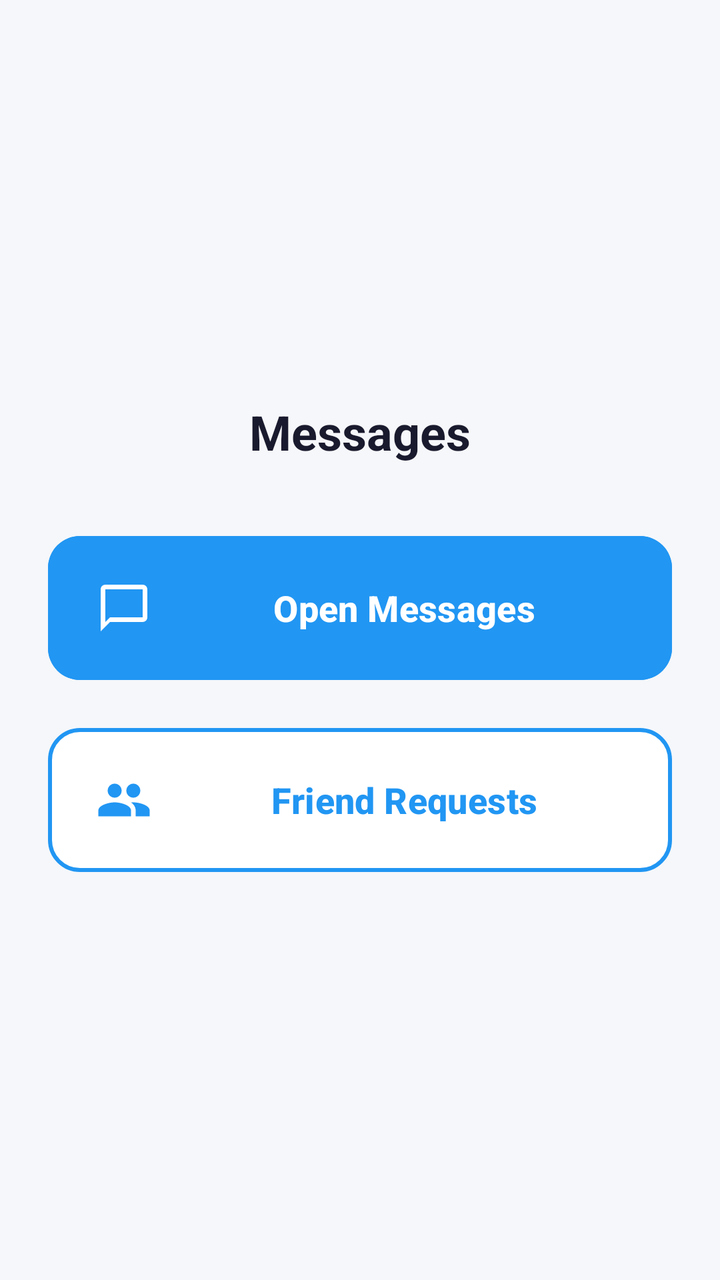
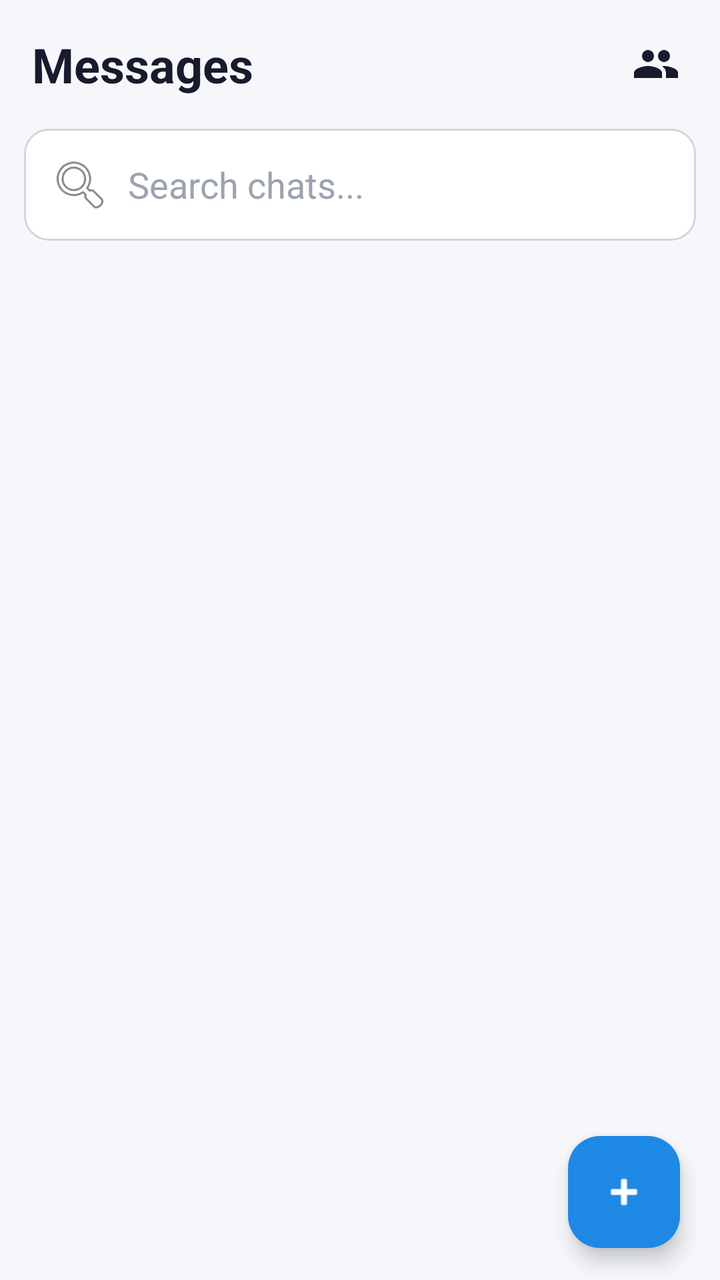

Compare the two renders of this Android layout. The source of the first and the diff that turns it into the second are given below.
<!-- AndroidManifest.xml: application theme Theme.MainProj -->
<!-- res/layout/fragment_messages.xml -->
<?xml version="1.0" encoding="utf-8"?>
<LinearLayout xmlns:android="http://schemas.android.com/apk/res/android"
    xmlns:app="http://schemas.android.com/apk/res-auto"
    android:layout_width="match_parent"
    android:layout_height="match_parent"
    android:orientation="vertical"
    android:background="@color/colorBackground"
    android:padding="24dp"
    android:gravity="center">

    <TextView
        android:layout_width="wrap_content"
        android:layout_height="wrap_content"
        android:text="Messages"
        android:textSize="24sp"
        android:textStyle="bold"
        android:textColor="@color/colorTextPrimary"
        android:layout_marginBottom="32dp"/>

    <com.google.android.material.button.MaterialButton
        android:id="@+id/btnOpenMessages"
        android:layout_width="match_parent"
        android:layout_height="80dp"
        android:text="Open Messages"
        android:textColor="#FFFFFF"
        android:textSize="18sp"
        android:textStyle="bold"
        android:backgroundTint="#2196F3"
        app:icon="@drawable/ic_message"
        app:iconTint="#FFFFFF"
        app:iconGravity="start"
        app:iconPadding="16dp"
        app:iconSize="28dp"
        app:cornerRadius="16dp" />

    <com.google.android.material.button.MaterialButton
        android:id="@+id/btnFriendRequests"
        android:layout_width="match_parent"
        android:layout_height="80dp"
        android:layout_marginTop="16dp"
        android:text="Friend Requests"
        android:textColor="#2196F3"
        android:textSize="18sp"
        android:textStyle="bold"
        android:backgroundTint="#FFFFFF"
        app:icon="@drawable/ic_friend_request"
        app:iconTint="#2196F3"
        app:iconGravity="start"
        app:iconPadding="16dp"
        app:iconSize="28dp"
        app:cornerRadius="16dp"
        app:strokeColor="#2196F3"
        app:strokeWidth="2dp" />

</LinearLayout>
<!-- resources referenced by this layout -->
<resources>
  <color name="colorBackground">#F5F7FA</color>
  <color name="colorTextPrimary">#1A1A2E</color>
  <!-- drawable ic_friend_request (drawable) -->
  <vector xmlns:android="http://schemas.android.com/apk/res/android"
      android:width="24dp"
      android:height="24dp"
      android:viewportWidth="24"
      android:viewportHeight="24"
      android:tint="?attr/colorControlNormal">
      <path
          android:fillColor="@android:color/white"
          android:pathData="M16,11c1.66,0 2.99,-1.34 2.99,-3S17.66,5 16,5c-1.66,0 -3,1.34 -3,3s1.34,3 3,3zM8,11c1.66,0 2.99,-1.34 2.99,-3S9.66,5 8,5C6.34,5 5,6.34 5,8s1.34,3 3,3zM8,13c-2.33,0 -7,1.17 -7,3.5L1,19h14v-2.5c0,-2.33 -4.67,-3.5 -7,-3.5zM16,13c-0.29,0 -0.62,0.02 -0.97,0.05 1.16,0.84 1.97,1.97 1.97,3.45L17,19h6v-2.5c0,-2.33 -4.67,-3.5 -7,-3.5z"/>
  </vector>
  <!-- drawable ic_message (drawable) -->
  <vector xmlns:android="http://schemas.android.com/apk/res/android"
      android:width="24dp"
      android:height="24dp"
      android:viewportWidth="24"
      android:viewportHeight="24">
      <path
          android:fillColor="#000000"
          android:pathData="M20,2H4C2.9,2 2.01,2.9 2.01,4L2,22l4,-4h14c1.1,0 2,-0.9 2,-2V4C22,2.9 21.1,2 20,2zM20,16H6l-2,2V4h16V16z"/>
  </vector>
  <style name="Theme.MainProj" parent="Theme.Material3.DayNight.NoActionBar">
              <item name="inputStrokeColor">@color/input_stroke_color_light</item>
              <item name="buttonPrimary">@color/button_primary_light</item>
              <item name="textSecondary">@color/text_secondary_light</item>
  
              <item name="buttonGoogleBg">@color/button_google_bg_light</item>
              <item name="buttonGoogleText">@color/button_google_text_light</item>
              <item name="buttonGoogleStroke">@color/button_google_stroke_light</item>
          </style>
  <color name="input_stroke_color_light">#667eea</color>
  <color name="button_primary_light">#667eea</color>
  <color name="text_secondary_light">#666666</color>
  <color name="button_google_bg_light">#FFFFFF</color>
  <color name="button_google_text_light">#333333</color>
  <color name="button_google_stroke_light">#e0e0e0</color>
</resources>

<!-- the commit's change to res/layout/fragment_messages.xml (unified diff, before → after) -->
@@ -1,55 +1,74 @@
 <?xml version="1.0" encoding="utf-8"?>
-<LinearLayout xmlns:android="http://schemas.android.com/apk/res/android"
+<androidx.constraintlayout.widget.ConstraintLayout xmlns:android="http://schemas.android.com/apk/res/android"
     xmlns:app="http://schemas.android.com/apk/res-auto"
     android:layout_width="match_parent"
     android:layout_height="match_parent"
-    android:orientation="vertical"
-    android:background="@color/colorBackground"
-    android:padding="24dp"
-    android:gravity="center">
+    android:background="@color/colorBackground">
 
     <TextView
-        android:layout_width="wrap_content"
+        android:id="@+id/tvTitle"
+        android:layout_width="0dp"
         android:layout_height="wrap_content"
         android:text="Messages"
         android:textSize="24sp"
         android:textStyle="bold"
         android:textColor="@color/colorTextPrimary"
-        android:layout_marginBottom="32dp"/>
+        android:padding="16dp"
+        app:layout_constraintTop_toTopOf="parent"
+        app:layout_constraintStart_toStartOf="parent"
+        app:layout_constraintEnd_toStartOf="@id/btnFriendRequests"/>
 
-    <com.google.android.material.button.MaterialButton
-        android:id="@+id/btnOpenMessages"
-        android:layout_width="match_parent"
-        android:layout_height="80dp"
-        android:text="Open Messages"
-        android:textColor="#FFFFFF"
-        android:textSize="18sp"
-        android:textStyle="bold"
-        android:backgroundTint="#2196F3"
-        app:icon="@drawable/ic_message"
-        app:iconTint="#FFFFFF"
-        app:iconGravity="start"
-        app:iconPadding="16dp"
-        app:iconSize="28dp"
-        app:cornerRadius="16dp" />
+    <ImageButton
+        android:id="@+id/btnFriendRequests"
+        android:layout_width="48dp"
+        android:layout_height="48dp"
+        android:background="?attr/selectableItemBackgroundBorderless"
+        android:src="@drawable/ic_friend_request"
+        android:contentDescription="Friend Requests"
+        app:tint="@color/colorTextPrimary"
+        app:layout_constraintTop_toTopOf="parent"
+        app:layout_constraintEnd_toEndOf="parent"
+        android:layout_marginEnd="8dp"
+        android:layout_marginTop="8dp"/>
 
-    <com.google.android.material.button.MaterialButton
-        android:id="@+id/btnFriendRequests"
-        android:layout_width="match_parent"
-        android:layout_height="80dp"
-        android:layout_marginTop="16dp"
-        android:text="Friend Requests"
-        android:textColor="#2196F3"
-        android:textSize="18sp"
-        android:textStyle="bold"
-        android:backgroundTint="#FFFFFF"
-        app:icon="@drawable/ic_friend_request"
-        app:iconTint="#2196F3"
-        app:iconGravity="start"
-        app:iconPadding="16dp"
-        app:iconSize="28dp"
-        app:cornerRadius="16dp"
-        app:strokeColor="#2196F3"
-        app:strokeWidth="2dp" />
+    <EditText
+        android:id="@+id/searchChats"
+        android:layout_width="0dp"
+        android:layout_height="wrap_content"
+        android:hint="Search chats..."
+        android:textColor="@color/colorTextPrimary"
+        android:textColorHint="@color/colorTextHint"
+        android:background="@drawable/bg_search_bar"
+        android:drawableStart="@android:drawable/ic_menu_search"
+        android:drawablePadding="8dp"
+        android:padding="12dp"
+        app:layout_constraintTop_toBottomOf="@id/tvTitle"
+        app:layout_constraintStart_toStartOf="parent"
+        app:layout_constraintEnd_toEndOf="parent"
+        android:layout_marginStart="12dp"
+        android:layout_marginEnd="12dp"/>
 
-</LinearLayout>
+    <androidx.recyclerview.widget.RecyclerView
+        android:id="@+id/chatRecyclerView"
+        android:layout_width="0dp"
+        android:layout_height="0dp"
+        android:paddingBottom="80dp"
+        app:layout_constraintTop_toBottomOf="@id/searchChats"
+        app:layout_constraintBottom_toBottomOf="parent"
+        app:layout_constraintStart_toStartOf="parent"
+        app:layout_constraintEnd_toEndOf="parent"/>
+
+    <com.google.android.material.floatingactionbutton.FloatingActionButton
+        android:id="@+id/addChatButton"
+        android:layout_width="wrap_content"
+        android:layout_height="wrap_content"
+        android:src="@android:drawable/ic_input_add"
+        app:backgroundTint="@color/colorFab"
+        app:tint="@color/colorFabIcon"
+        android:contentDescription="Start new chat"
+        app:layout_constraintBottom_toBottomOf="parent"
+        app:layout_constraintEnd_toEndOf="parent"
+        android:layout_marginBottom="16dp"
+        android:layout_marginEnd="20dp"/>
+
+</androidx.constraintlayout.widget.ConstraintLayout>
<!-- resource entries referenced after the edit -->
@@ -1,7 +1,30 @@
 <!-- resources referenced by this layout -->
 <resources>
   <color name="colorBackground">#F5F7FA</color>
+  <color name="colorFab">#1E88E5</color>
+  <color name="colorFabIcon">#FFFFFF</color>
+  <color name="colorTextHint">#9CA3AF</color>
   <color name="colorTextPrimary">#1A1A2E</color>
+  <!-- drawable bg_search_bar (drawable) -->
+  <?xml version="1.0" encoding="utf-8"?>
+  <shape xmlns:android="http://schemas.android.com/apk/res/android"
+      android:shape="rectangle">
+  
+      <solid android:color="@color/colorSearchBackground"/>
+  
+      <stroke
+          android:width="1dp"
+          android:color="@color/colorSearchStroke"/>
+  
+      <corners android:radius="12dp"/>
+  
+      <padding
+          android:left="14dp"
+          android:top="10dp"
+          android:right="14dp"
+          android:bottom="10dp"/>
+  
+  </shape>
   <!-- drawable ic_friend_request (drawable) -->
   <vector xmlns:android="http://schemas.android.com/apk/res/android"
       android:width="24dp"
@@ -13,16 +36,6 @@
           android:fillColor="@android:color/white"
           android:pathData="M16,11c1.66,0 2.99,-1.34 2.99,-3S17.66,5 16,5c-1.66,0 -3,1.34 -3,3s1.34,3 3,3zM8,11c1.66,0 2.99,-1.34 2.99,-3S9.66,5 8,5C6.34,5 5,6.34 5,8s1.34,3 3,3zM8,13c-2.33,0 -7,1.17 -7,3.5L1,19h14v-2.5c0,-2.33 -4.67,-3.5 -7,-3.5zM16,13c-0.29,0 -0.62,0.02 -0.97,0.05 1.16,0.84 1.97,1.97 1.97,3.45L17,19h6v-2.5c0,-2.33 -4.67,-3.5 -7,-3.5z"/>
   </vector>
-  <!-- drawable ic_message (drawable) -->
-  <vector xmlns:android="http://schemas.android.com/apk/res/android"
-      android:width="24dp"
-      android:height="24dp"
-      android:viewportWidth="24"
-      android:viewportHeight="24">
-      <path
-          android:fillColor="#000000"
-          android:pathData="M20,2H4C2.9,2 2.01,2.9 2.01,4L2,22l4,-4h14c1.1,0 2,-0.9 2,-2V4C22,2.9 21.1,2 20,2zM20,16H6l-2,2V4h16V16z"/>
-  </vector>
   <style name="Theme.MainProj" parent="Theme.Material3.DayNight.NoActionBar">
               <item name="inputStrokeColor">@color/input_stroke_color_light</item>
               <item name="buttonPrimary">@color/button_primary_light</item>
@@ -32,6 +45,8 @@
               <item name="buttonGoogleText">@color/button_google_text_light</item>
               <item name="buttonGoogleStroke">@color/button_google_stroke_light</item>
           </style>
+  <color name="colorSearchBackground">#FFFFFF</color>
+  <color name="colorSearchStroke">#D1D5DB</color>
   <color name="input_stroke_color_light">#667eea</color>
   <color name="button_primary_light">#667eea</color>
   <color name="text_secondary_light">#666666</color>
